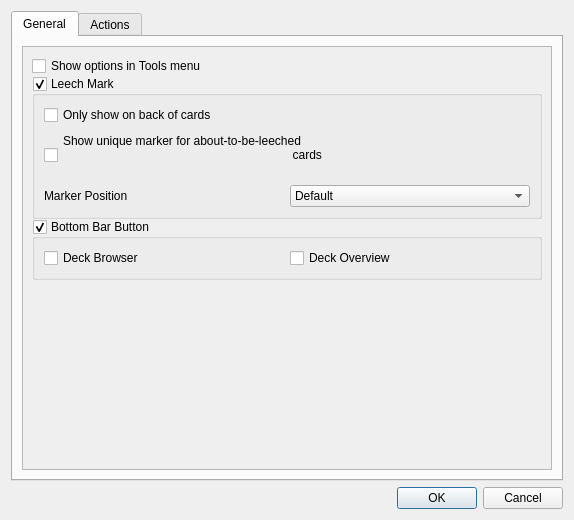
Old version of the form res/ui/options_dialog.ui in the repository iamjustkoi/LeechToolkit.
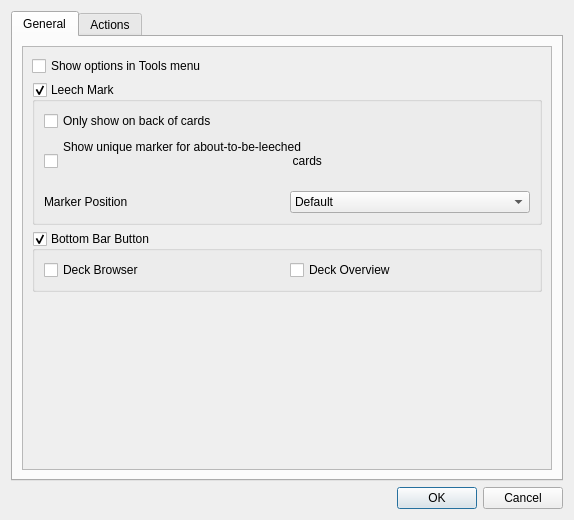
New version of the form.

What changed in the file:
```diff
--- a/res/ui/options_dialog.ui
+++ b/res/ui/options_dialog.ui
@@ -44,7 +44,7 @@
                                              <x>0</x>
                                              <y>0</y>
                                              <width>530</width>
-                                             <height>199</height>
+                                             <height>211</height>
                                          </rect>
                                      </property>
                                      <property name="sizePolicy">
@@ -55,7 +55,7 @@
                                      </property>
                                      <layout class="QVBoxLayout" name="optionsScrollLayout">
                                          <property name="spacing">
-                                             <number>0</number>
+                                             <number>6</number>
                                          </property>
                                          <item>
                                              <widget class="QCheckBox" name="toolsOptionsCheckBox">
```
Lines whose indentation alone changed are shown as unchanged.
